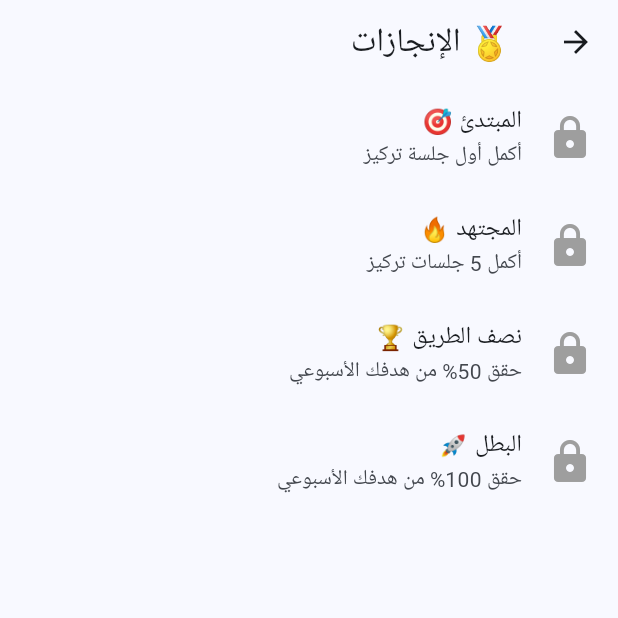
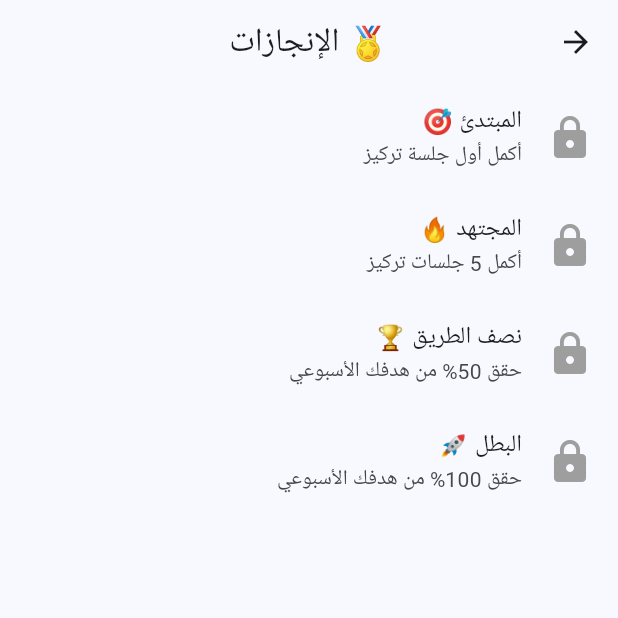
Before and after one commit to AhmadMahdaly/Focus_tracker, a Flutter app: the screen it shows after launch, in the side drawer, after a tap on "الإنجازات", on a phone screen of 412 x 824 dp, the top half of it. Run offline on Flutter 3.47's test engine with Material 3 defaults, Android fonts, the phone set to English and light mode, and no system bars; our stand-ins replace audioplayers, easy_localization, fl_chart, flutter_local_notifications, hive, hive_flutter and 2 more; accounts and stored records are empty.

Commit message:
Center title in AppBar on AchievementsScreen

```diff
--- a/lib/screens/achievements_screen.dart
+++ b/lib/screens/achievements_screen.dart
@@ -49,7 +49,7 @@ class _AchievementsScreenState extends State<AchievementsScreen> {
   @override
   Widget build(BuildContext context) {
     return Scaffold(
-      appBar: AppBar(title: const Text("🏅 الإنجازات")),
+      appBar: AppBar(title: const Text("🏅 الإنجازات"), centerTitle: true),
       body: ListView.builder(
         itemCount: achievementsBox.length,
         itemBuilder: (context, index) {
```
